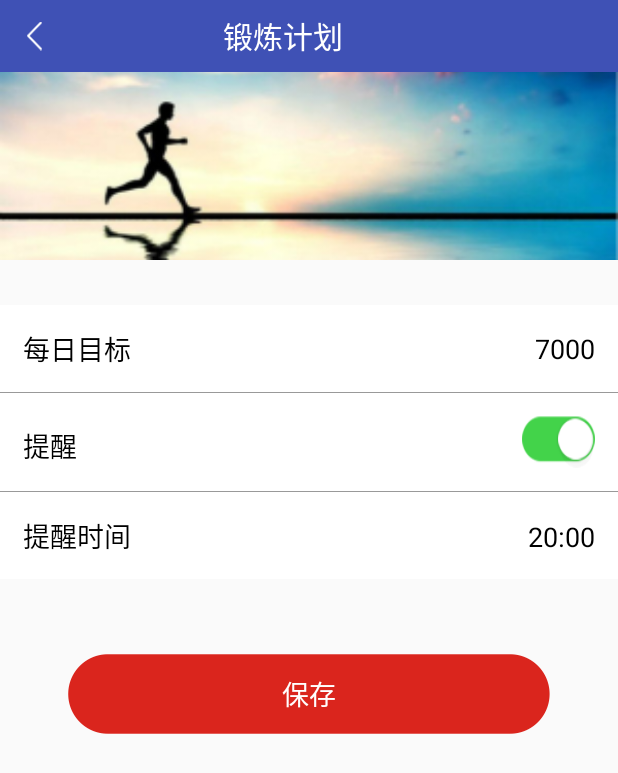
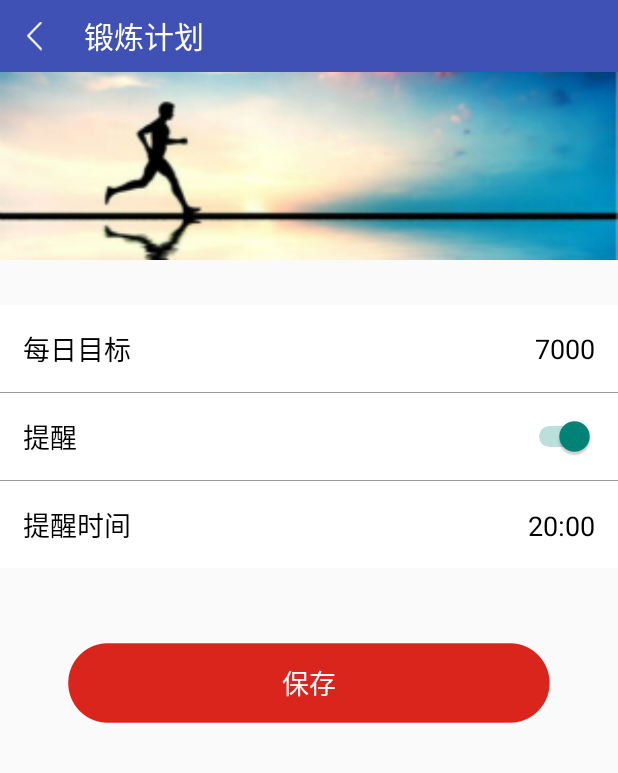
Before and after one commit to Lemon-XQ/PregnantMonitor, an Android app: the SetPlanActivity screen opened directly, with no data from a screen before it, on a phone screen of 412 x 824 dp. Shown: the top 773 px of the screen. Run offline under Robolectric (Android 15) with nearby library versions, the phone set to English and light mode, and no system bars; 2 statements that could not run were skipped.

Commit message:
fixed text and grammer

```diff
--- a/app/src/main/java/com/lemonxq_laplace/pregnantmonitor/activity/SetPlanActivity.java
+++ b/app/src/main/java/com/lemonxq_laplace/pregnantmonitor/activity/SetPlanActivity.java
@@ -5,7 +5,7 @@ import android.os.Bundle;
 import android.support.v7.app.AppCompatActivity;
 import android.view.View;
 import android.widget.Button;
-import android.widget.CheckBox;
+import android.widget.Switch;
 import android.widget.EditText;
 import android.widget.ImageView;
 import android.widget.LinearLayout;
@@ -35,7 +35,7 @@ public class SetPlanActivity extends AppCompatActivity implements View.OnClickLi
     private ImageView iv_left;
     private ImageView iv_right;
     private EditText tv_step_number;
-    private CheckBox cb_remind;
+    private Switch cb_remind;
     private TextView tv_remind_time;
     private Button btn_save;
     private String walk_qty;
@@ -47,7 +47,7 @@ public class SetPlanActivity extends AppCompatActivity implements View.OnClickLi
         iv_left = (ImageView) findViewById(R.id.iv_left);
         iv_right = (ImageView) findViewById(R.id.iv_right);
         tv_step_number = (EditText) findViewById(R.id.tv_step_number);
-        cb_remind = (CheckBox) findViewById(R.id.cb_remind);
+        cb_remind = (Switch) findViewById(R.id.cb_remind);
         tv_remind_time = (TextView) findViewById(R.id.tv_remind_time);
         btn_save = (Button) findViewById(R.id.btn_save);
     }
--- a/app/src/main/java/com/lemonxq_laplace/pregnantmonitor/adapter/CommonViewHolder.java
+++ b/app/src/main/java/com/lemonxq_laplace/pregnantmonitor/adapter/CommonViewHolder.java
@@ -5,16 +5,16 @@ import android.util.SparseArray;
 import android.view.View;
 
 /**
- * Created by yuandl on 2016-10-13.
+ * Created by Laplace on 2017-11-4.
  * 万能的ViewHolder
  *
- * @author
+ * @author Laplace
  */
 public class CommonViewHolder {
     /**
      * @param view 所有缓存View的根View
      * @param id   缓存View的唯一标识
-     * @return
+     * @return 1
      */
     public static <T extends View> T get(View view, int id) {
 
@@ -24,12 +24,12 @@ public class CommonViewHolder {
             viewHolder = new SparseArray<View>();
             view.setTag(viewHolder);//创建集合和根View关联
         }
-        View chidlView = viewHolder.get(id);//获取根View储存在集合中的孩纸
-        if (chidlView == null) {//如果没有改孩纸
-            //找到该孩纸
-            chidlView = view.findViewById(id);
-            viewHolder.put(id, chidlView);//保存到集合
+        View childView = viewHolder.get(id);//获取根View储存在集合中的孩子
+        if (childView == null) {//如果没有改孩子
+            //找到该孩子
+            childView = view.findViewById(id);
+            viewHolder.put(id, childView);//保存到集合
         }
-        return (T) chidlView;
+        return (T) childView;
     }
 }
--- a/app/src/main/res/layout/ac_exercise_plan.xml
+++ b/app/src/main/res/layout/ac_exercise_plan.xml
@@ -36,29 +36,12 @@
                     android:layout_gravity="center"
                     android:layout_weight="1"
                     android:background="#00000000"
-                    android:gravity="center_horizontal"
                     android:paddingLeft="10dp"
                     android:paddingRight="10dp"
                     android:text="@string/TraningPlan"
                     android:textColor="#ffffff"
                     android:textSize="20sp" />
 
-
-                <ImageView
-                    android:id="@+id/iv_right"
-                    android:layout_width="wrap_content"
-                    android:layout_height="match_parent"
-                    android:layout_alignParentRight="true"
-                    android:layout_gravity="center"
-                    android:ellipsize="end"
-                    android:gravity="center"
-                    android:maxEms="4"
-                    android:maxWidth="80dp"
-                    android:minEms="2"
-                    android:visibility="invisible"
-                    android:paddingLeft="40dp"
-                    android:paddingRight="40dp"
-                    android:singleLine="true"/>
 
             </LinearLayout>
 
@@ -114,25 +97,13 @@
                 android:orientation="horizontal"
                 android:padding="15dp">
 
-                <TextView
+                <Switch
+                    android:id="@+id/cb_remind"
                     android:layout_width="0dp"
                     android:layout_height="wrap_content"
                     android:layout_weight="1"
-                    android:gravity="center_vertical"
                     android:text="@string/Remind"
-                    android:textColor="#000000"
                     android:textSize="18sp" />
-
-                <CheckBox
-                    android:id="@+id/cb_remind"
-                    android:layout_width="wrap_content"
-                    android:layout_height="wrap_content"
-                    android:background="@drawable/cb_plan_selector"
-                    android:button="@null"
-                    android:checked="true"
-                    android:gravity="center_vertical"
-                    android:textColor="#000000"
-                    android:textSize="25sp" />
             </LinearLayout>
 
             <ImageView
@@ -186,4 +157,5 @@
             android:layout_marginTop="100dp">
 
         </WebView>
-    </LinearLayout>
+
+</LinearLayout>
--- a/app/src/main/res/layout/ac_history.xml
+++ b/app/src/main/res/layout/ac_history.xml
@@ -30,7 +30,6 @@
             android:layout_gravity="center"
             android:layout_weight="1"
             android:background="#00000000"
-            android:gravity="center_horizontal"
             android:paddingLeft="10dp"
             android:paddingRight="10dp"
             android:text="@string/HistoryRecord"
--- a/app/src/main/res/menu/nav_menu.xml
+++ b/app/src/main/res/menu/nav_menu.xml
@@ -10,7 +10,7 @@
         <item
             android:id="@+id/nav_task"
             android:icon="@drawable/icon_task"
-            android:title="@string/Task_List" />
+            android:title="@string/TaskList" />
         <item
             android:id="@+id/nav_setting"
             android:icon="@drawable/icon_setting"
```
